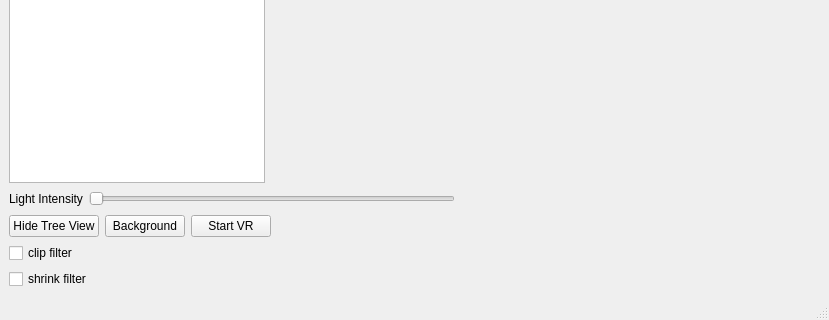
Above: GUI/mainwindow.ui from ninyo999/2024_EEEE2076_GROUP6 before the change; both pictures show x 0 to 829 and y 307 to 627 of the 829 by 627 pixel window. Below: the same form after it.
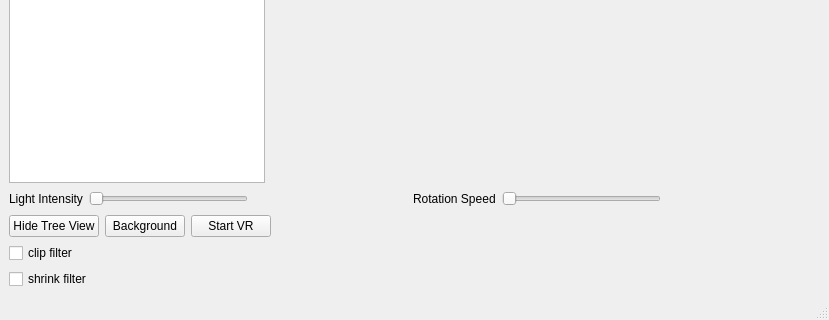
That is the form after the change. Icons and pictures are not drawn. Custom widgets are drawn as their Qt base class.

```diff
--- a/GUI/mainwindow.ui
+++ b/GUI/mainwindow.ui
@@ -43,7 +43,7 @@
      </layout>
     </item>
     <item>
-     <layout class="QHBoxLayout" name="horizontalLayout_4">
+     <layout class="QHBoxLayout" name="horizontalLayout_3">
       <item>
        <widget class="QLabel" name="label">
         <property name="text">
@@ -52,8 +52,6 @@
        </widget>
       </item>
       <item>
-       <layout class="QHBoxLayout" name="horizontalLayout_3">
-        <item>
          <widget class="QSlider" name="horizontalSlider">
           <property name="maximum">
            <number>100</number>
@@ -76,7 +74,35 @@
           </property>
          </spacer>
         </item>
-       </layout>
+      <item>
+       <widget class="QLabel" name="label_2">
+        <property name="text">
+         <string>Rotation Speed</string>
+        </property>
+       </widget>
+      </item>
+      <item>
+       <widget class="QSlider" name="horizontalSlider_2">
+        <property name="maximum">
+         <number>50</number>
+        </property>
+        <property name="orientation">
+         <enum>Qt::Orientation::Horizontal</enum>
+        </property>
+       </widget>
+      </item>
+      <item>
+       <spacer name="horizontalSpacer_3">
+        <property name="orientation">
+         <enum>Qt::Orientation::Horizontal</enum>
+        </property>
+        <property name="sizeHint" stdset="0">
+         <size>
+          <width>40</width>
+          <height>20</height>
+         </size>
+        </property>
+       </spacer>
       </item>
      </layout>
     </item>
```
Left out of the diff: 2 changed lines with no effect on the pictures. Lines whose indentation alone changed are shown as unchanged.
